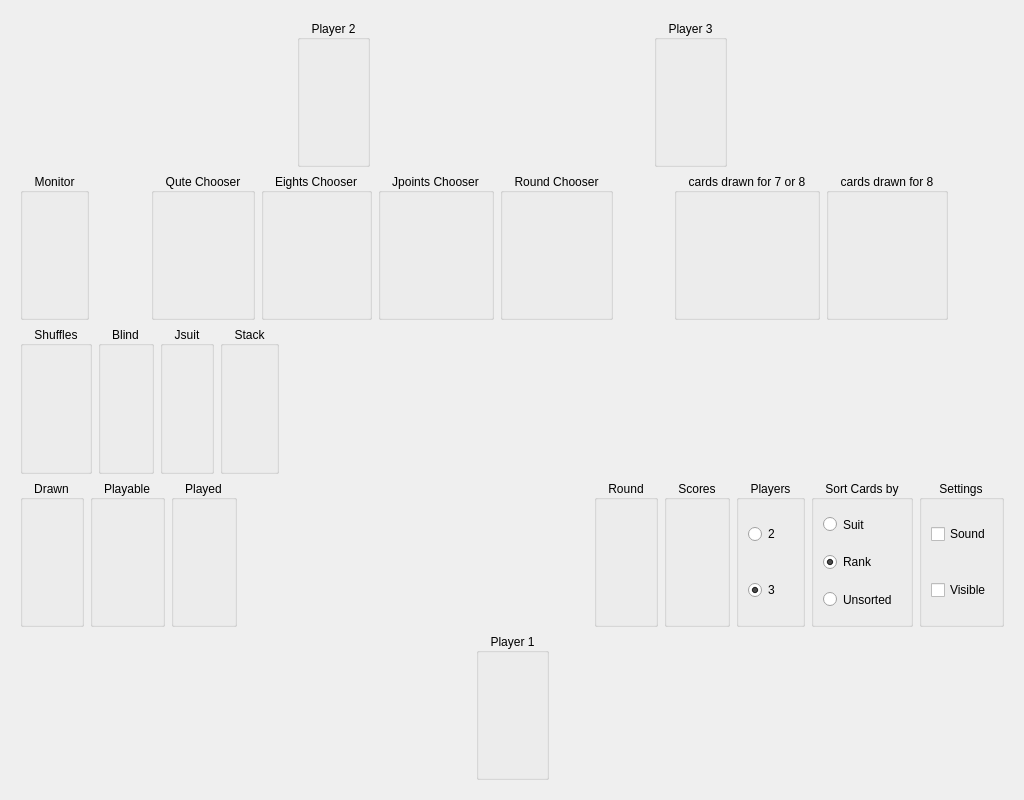
This is table.ui in squawk7x/aQuteCardGame as Qt 5 draws it before an edit. The edited form follows.
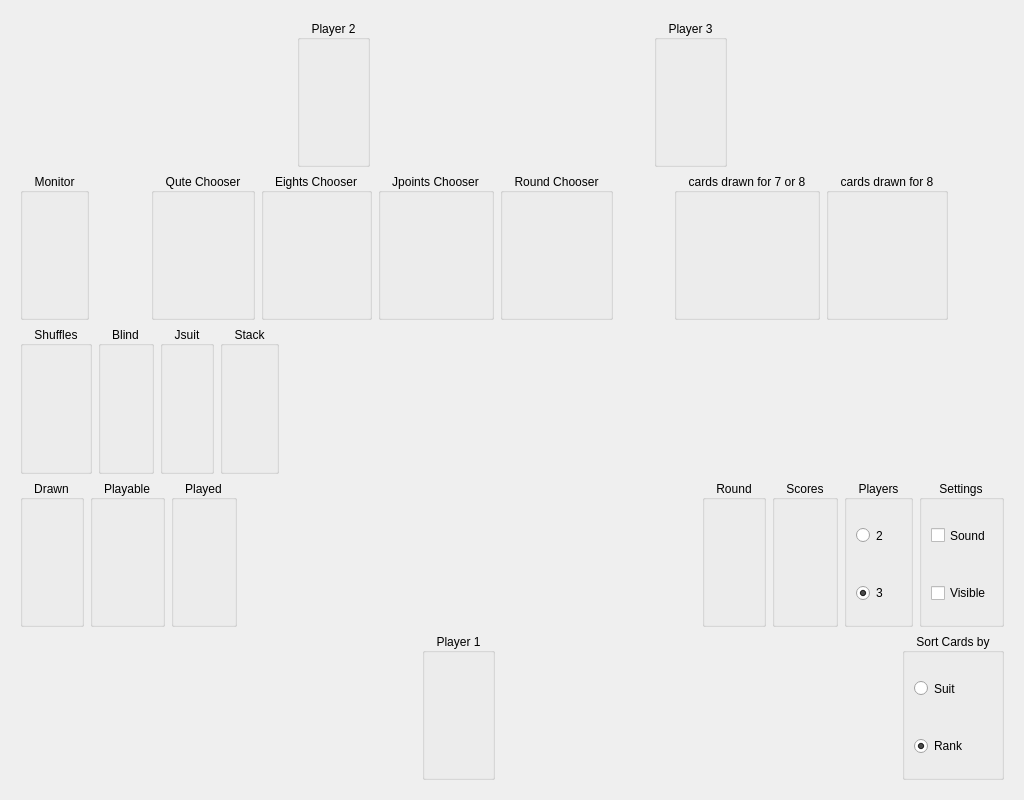
This is the edited form.

Commit message: Text mode for cards and choosers added

What changed in the file:
```diff
--- a/table.ui
+++ b/table.ui
@@ -459,7 +459,14 @@
           <property name="alignment">
            <set>Qt::AlignmentFlag::AlignCenter</set>
           </property>
-          <layout class="QHBoxLayout" name="layoutRound"/>
+          <layout class="QHBoxLayout" name="layoutRound">
+           <property name="spacing">
+            <number>5</number>
+           </property>
+           <property name="bottomMargin">
+            <number>5</number>
+           </property>
+          </layout>
          </widget>
         </item>
         <item>
@@ -476,7 +483,14 @@
           <property name="alignment">
            <set>Qt::AlignmentFlag::AlignCenter</set>
           </property>
-          <layout class="QHBoxLayout" name="layoutScores"/>
+          <layout class="QHBoxLayout" name="layoutScores">
+           <property name="spacing">
+            <number>5</number>
+           </property>
+           <property name="bottomMargin">
+            <number>5</number>
+           </property>
+          </layout>
          </widget>
         </item>
         <item>
@@ -494,6 +508,12 @@
            <set>Qt::AlignmentFlag::AlignCenter</set>
           </property>
           <layout class="QGridLayout" name="gridLayout_2">
+           <property name="bottomMargin">
+            <number>5</number>
+           </property>
+           <property name="spacing">
+            <number>5</number>
+           </property>
            <item row="1" column="0">
             <widget class="QRadioButton" name="rbNumPlayers3">
              <property name="sizePolicy">
@@ -526,72 +546,6 @@
           </layout>
          </widget>
         </item>
-        <item>
-         <widget class="QGroupBox" name="gbSortCardsBy">
-          <property name="sizePolicy">
-           <sizepolicy hsizetype="Preferred" vsizetype="Expanding">
-            <horstretch>0</horstretch>
-            <verstretch>0</verstretch>
-           </sizepolicy>
-          </property>
-          <property name="title">
-           <string>Sort Cards by</string>
-          </property>
-          <property name="alignment">
-           <set>Qt::AlignmentFlag::AlignCenter</set>
-          </property>
-          <layout class="QGridLayout" name="gridLayout_4">
-           <item row="4" column="0">
-            <widget class="QRadioButton" name="rbUnsorted">
-             <property name="sizePolicy">
-              <sizepolicy hsizetype="Preferred" vsizetype="Preferred">
-               <horstretch>0</horstretch>
-               <verstretch>0</verstretch>
-              </sizepolicy>
-             </property>
-             <property name="text">
-              <string>Unsorted</string>
-             </property>
-             <property name="checked">
-              <bool>false</bool>
-             </property>
-            </widget>
-           </item>
-           <item row="2" column="0">
-            <widget class="QRadioButton" name="rbRank">
-             <property name="sizePolicy">
-              <sizepolicy hsizetype="Preferred" vsizetype="Preferred">
-               <horstretch>0</horstretch>
-               <verstretch>0</verstretch>
-              </sizepolicy>
-             </property>
-             <property name="text">
-              <string>Rank</string>
-             </property>
-             <property name="checked">
-              <bool>true</bool>
-             </property>
-            </widget>
-           </item>
-           <item row="1" column="0">
-            <widget class="QRadioButton" name="rbSuit">
-             <property name="sizePolicy">
-              <sizepolicy hsizetype="Preferred" vsizetype="Preferred">
-               <horstretch>0</horstretch>
-               <verstretch>0</verstretch>
-              </sizepolicy>
-             </property>
-             <property name="text">
-              <string>Suit</string>
-             </property>
-             <property name="checked">
-              <bool>false</bool>
-             </property>
-            </widget>
-           </item>
-          </layout>
-         </widget>
-        </item>
         <item>
          <widget class="QGroupBox" name="gbSound">
           <property name="sizePolicy">
@@ -607,6 +561,12 @@
            <set>Qt::AlignmentFlag::AlignCenter</set>
           </property>
           <layout class="QGridLayout" name="gridLayout_3">
+           <property name="bottomMargin">
+            <number>5</number>
+           </property>
+           <property name="spacing">
+            <number>5</number>
+           </property>
            <item row="0" column="1">
             <widget class="QCheckBox" name="cbSound">
              <property name="enabled">
@@ -676,7 +636,23 @@
           <property name="alignment">
            <set>Qt::AlignmentFlag::AlignCenter</set>
           </property>
-          <layout class="QHBoxLayout" name="layoutPlayer1"/>
+          <layout class="QHBoxLayout" name="layoutPlayer1">
+           <property name="spacing">
+            <number>5</number>
+           </property>
+           <property name="leftMargin">
+            <number>5</number>
+           </property>
+           <property name="topMargin">
+            <number>5</number>
+           </property>
+           <property name="rightMargin">
+            <number>5</number>
+           </property>
+           <property name="bottomMargin">
+            <number>5</number>
+           </property>
+          </layout>
          </widget>
         </item>
         <item>
@@ -692,6 +668,62 @@
           </property>
          </spacer>
         </item>
+        <item>
+         <widget class="QGroupBox" name="gbSortCardsBy">
+          <property name="sizePolicy">
+           <sizepolicy hsizetype="Preferred" vsizetype="Expanding">
+            <horstretch>0</horstretch>
+            <verstretch>0</verstretch>
+           </sizepolicy>
+          </property>
+          <property name="title">
+           <string>Sort Cards by</string>
+          </property>
+          <property name="alignment">
+           <set>Qt::AlignmentFlag::AlignCenter</set>
+          </property>
+          <layout class="QGridLayout" name="gridLayout_4">
+           <property name="bottomMargin">
+            <number>5</number>
+           </property>
+           <property name="spacing">
+            <number>5</number>
+           </property>
+           <item row="1" column="0">
+            <widget class="QRadioButton" name="rbSuit">
+             <property name="sizePolicy">
+              <sizepolicy hsizetype="Preferred" vsizetype="Preferred">
+               <horstretch>0</horstretch>
+               <verstretch>0</verstretch>
+              </sizepolicy>
+             </property>
+             <property name="text">
+              <string>Suit</string>
+             </property>
+             <property name="checked">
+              <bool>false</bool>
+             </property>
+            </widget>
+           </item>
+           <item row="2" column="0">
+            <widget class="QRadioButton" name="rbRank">
+             <property name="sizePolicy">
+              <sizepolicy hsizetype="Preferred" vsizetype="Preferred">
+               <horstretch>0</horstretch>
+               <verstretch>0</verstretch>
+              </sizepolicy>
+             </property>
+             <property name="text">
+              <string>Rank</string>
+             </property>
+             <property name="checked">
+              <bool>true</bool>
+             </property>
+            </widget>
+           </item>
+          </layout>
+         </widget>
+        </item>
        </layout>
       </item>
      </layout>
```
Left out of the diff: 219 changed lines with no effect on the pictures. The commit also changes 13 other files.
